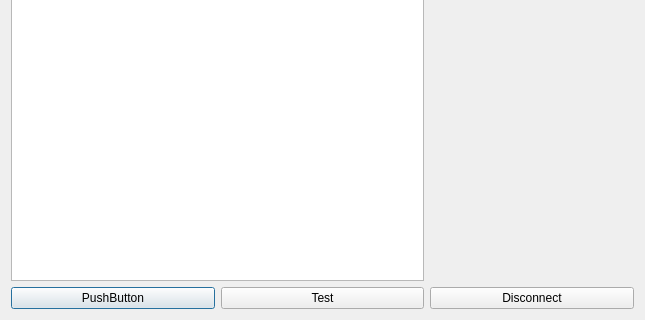
Above: Client/appwindow.ui from Costyyy/NetworksProject before the change; both pictures show x 0 to 645 and y 150 to 470 of the 645 by 470 pixel window. Below: the same form after it.
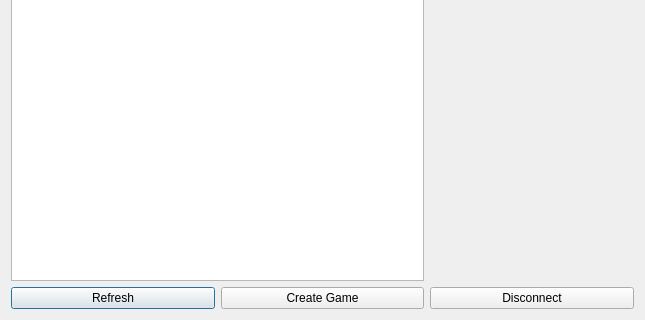
That is the form after the change.

Commit message: added create championship functionality

Diff of the .ui file:
```diff
--- a/Client/appwindow.ui
+++ b/Client/appwindow.ui
@@ -20,14 +20,14 @@
    <item row="1" column="0">
     <widget class="QPushButton" name="pushButton_refresh">
      <property name="text">
-      <string>PushButton</string>
+      <string>Refresh</string>
      </property>
     </widget>
    </item>
    <item row="1" column="1">
     <widget class="QPushButton" name="pushButton_test">
      <property name="text">
-      <string>Test</string>
+      <string>Create Game</string>
      </property>
     </widget>
    </item>
```
Left out of the diff: 2 changed lines with no effect on the pictures. The commit also changes 10 other files.
